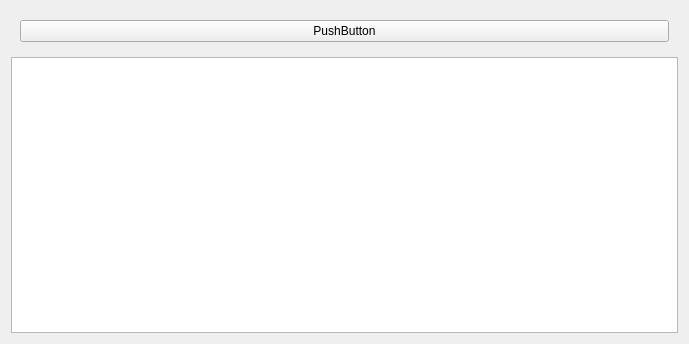
Above: src/designer/views/networkview/NetworkView.ui from igemsoftware/USTC-Software_2011 before the change. Below: the same form after it.
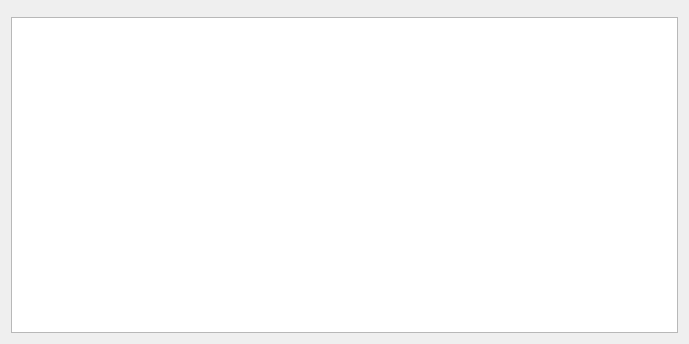
That is the form after the change.

Commit message: NetworkView drag&drop

Diff of the .ui file:
```diff
--- a/src/designer/views/networkview/NetworkView.ui
+++ b/src/designer/views/networkview/NetworkView.ui
@@ -15,17 +15,7 @@
   </property>
   <layout class="QGridLayout" name="gridLayout_2">
    <item row="0" column="0">
-    <widget class="QWidget" name="buttons" native="true">
-     <layout class="QGridLayout" name="gridLayout">
-      <item row="0" column="0">
-       <widget class="QPushButton" name="pushButton">
-        <property name="text">
-         <string>PushButton</string>
-        </property>
-       </widget>
-      </item>
-     </layout>
-    </widget>
+    <widget class="QWidget" name="buttons" native="true"/>
    </item>
    <item row="1" column="0">
     <widget class="QGraphicsView" name="graphicsView"/>
```
The commit also changes 15 other files.
